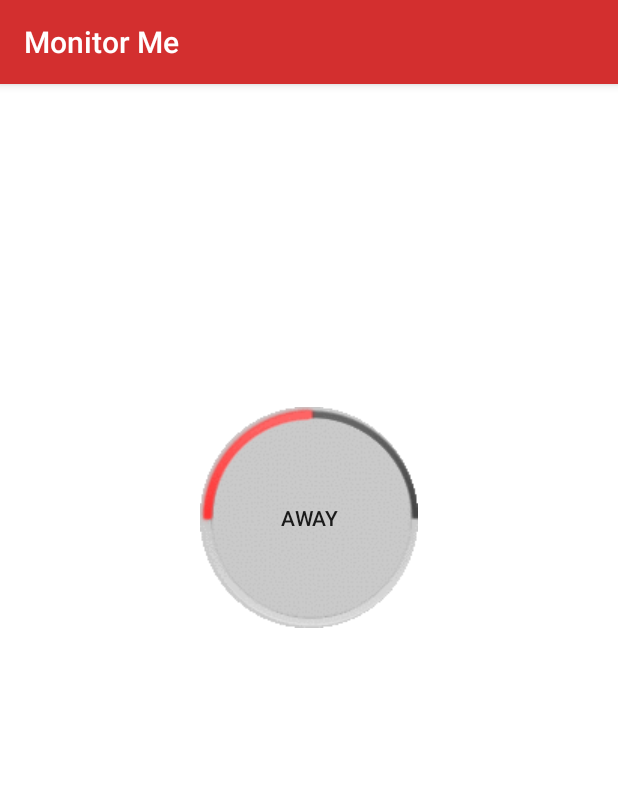
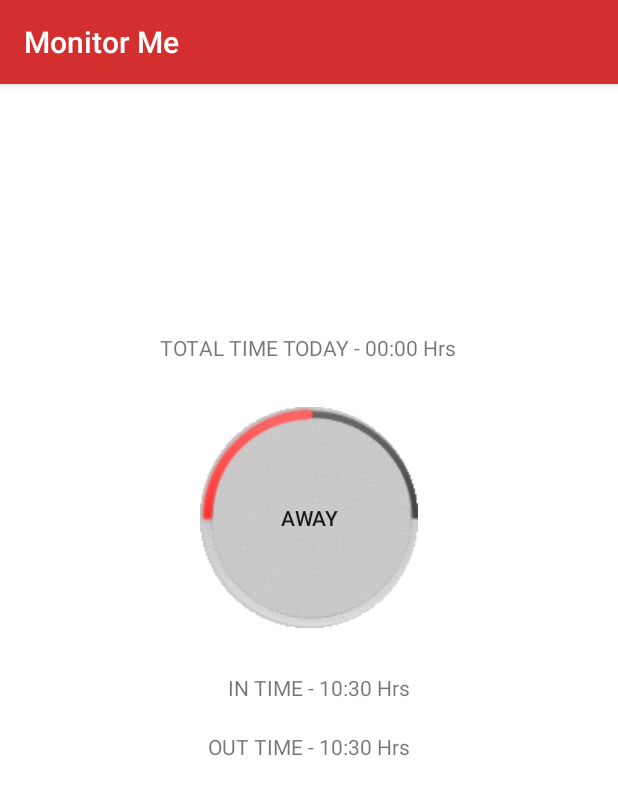
Before and after one commit to aishwarya-gupta/HelloOffice, an Android app: the screen it shows after launch (MainActivity), after a tap on "IN", on a phone screen of 412 x 824 dp. Shown: the top 795 px of the screen. Run offline under Robolectric (Android 15) with nearby library versions, the phone set to English and light mode, and no system bars; 1 other tap on this screen came first.

Commit message:
04/02/17 - displaying inTime, outTime and totalTime properly. Fetching every data from database

```diff
--- a/app/src/main/java/com/cartergupta/hellooffice/commons/CalculateVariousTimings.java
+++ b/app/src/main/java/com/cartergupta/hellooffice/commons/CalculateVariousTimings.java
@@ -1,4 +1,6 @@
 package com.cartergupta.hellooffice.commons;
+
+import android.util.Log;
 
 import java.text.SimpleDateFormat;
 import java.util.Date;
@@ -8,6 +10,7 @@ import java.util.Date;
  */
 
 public class CalculateVariousTimings {
+    CustomUtility utils = new CustomUtility();
     public int inHour;
     public int outHour;
     public int inMinute;
@@ -17,43 +20,47 @@ public class CalculateVariousTimings {
     public int totalMinuteDifference;
     public int totalHours;
     public int totalMinutes;
+    public String totalTime;
 
     public String timeNow() {
+        Log.i("CLASS : ", "CalculateVariousTimings");
+        Log.i("METHOD : ", "timeNow");
         SimpleDateFormat currentTime = new SimpleDateFormat("dd-MM-yyyy HH:mm");
         return currentTime.format(new Date());
     }
 
-    public void timeSplitter() {
-        // TODO : implement time splitter method for inTime and outTime
-        // use ArrayList<int> to store all the splitted values
-        // return ArrayList
-        // change return type to ArrayList<int>
+    public int[] timeSplitAndConvertToInt(String timeToSplit) {
+        Log.i("CLASS : ", "CalculateVariousTimings");
+        Log.i("METHOD : ", "timeSplitAndConvertToInt");
+        String[] splittedTime = timeToSplit.split(":");
+        int hourIntValue = Integer.parseInt(splittedTime[0]);
+        int minuteIntValue = Integer.parseInt(splittedTime[1]);
+        int[] timeIntValues = new int[2];
+        timeIntValues[0] = hourIntValue;
+        timeIntValues[1] = minuteIntValue;
+        return timeIntValues;
     }
 
-    public String totalTimetoday() {    // TODO : Accept 2 String parameteres : inTime & outTime
-        timeSplitter();
-        return "01:50";
-        // call timeSplitter() method and pass "inTime" and "outTime" as parameters
-        // receive an ArrayList<int> of splitted values
-        // assign each value to class variables
-        // calculate total time today operation
-        // convert integer values to String values
-        // combine all values
-        // return a String in the form "xx:yy"
-        // for single x or single y, prefix with "0"
-        /*if(inHr == outHr)
-        {
-            diffMin = outMin - inMin;	// 0 , 15
-            totalHr = 00;
+    public String totalTimetoday(String fetchedInTime, String fetchedOutTime) {
+        Log.i("CLASS : ", "CalculateVariousTimings");
+        Log.i("METHOD : ", "totalTimetoday");
+        int[] splittedInTime = timeSplitAndConvertToInt(fetchedInTime);
+        int[] splittedOutTime = timeSplitAndConvertToInt(fetchedOutTime);
+        inHour = splittedInTime[0];
+        inMinute = splittedInTime[1];
+        outHour = splittedOutTime[0];
+        outMinute = splittedOutTime[1];
+        if (inHour == outHour) {
+            differenceMinutes = outMinute - inMinute;
+            totalHours = 00;
+        } else {
+            differenceHours = outHour - inHour;
+            differenceMinutes = outMinute - inMinute;
+            totalMinuteDifference = (differenceHours * 60) + differenceMinutes;
+            totalHours = (totalMinuteDifference / 60);
+            totalMinutes = (totalMinuteDifference % 60);
         }
-        else	// inHr < outHr
-        {
-            diffHr 	= outHr  - inHr;
-            diffMin = outMin - inMin;
-            totalMinDiff = (diffHr*60) + diffMin;
-            totalHr = (totalMinDiff / 60);
-            totalMin = (totalMinDiff % 60);
-        }
-        totalTime = totalHr + totalMin;	// Total time worked today - xx:yy Hrs*/
+        totalTime = utils.prefixWithZero(totalHours) + ":" + utils.prefixWithZero(totalMinutes);
+        return totalTime;
     }
 }
--- /dev/null
+++ b/app/src/main/java/com/cartergupta/hellooffice/commons/CustomUtility.java
@@ -0,0 +1,16 @@
+package com.cartergupta.hellooffice.commons;
+
+/**
+ * Created by agupta on 04-Feb-17.
+ */
+
+public class CustomUtility {
+    public String prefixWithZero(int valueInt) {
+        String valueString  = Integer.toString(valueInt);
+        int length = valueString.length();
+        if(length == 1) {
+            valueString = "0" + valueString;
+        }
+        return valueString;
+    }
+}
--- a/app/src/main/java/com/cartergupta/hellooffice/controller/MainActivity.java
+++ b/app/src/main/java/com/cartergupta/hellooffice/controller/MainActivity.java
@@ -2,7 +2,9 @@ package com.cartergupta.hellooffice.controller;
 
 import android.support.v7.app.AppCompatActivity;
 import android.os.Bundle;
+import android.util.Log;
 import android.view.View;
+import android.widget.RelativeLayout;
 import android.widget.ToggleButton;
 
 import com.cartergupta.hellooffice.R;
@@ -13,16 +15,22 @@ public class MainActivity extends AppCompatActivity {
 
     MainHandler handler = new MainHandler(this);
     MonitorMeDatabaseHelper db;
+    RelativeLayout view;
 
     @Override
     protected void onCreate(Bundle savedInstanceState) {
+        Log.i("CLASS : ","MainActivity");
+        Log.i("METHOD : ","onCreate");
         super.onCreate(savedInstanceState);
         setContentView(R.layout.activity_main);
         db = new MonitorMeDatabaseHelper(this);
+        view = (RelativeLayout)findViewById(R.id.activity_main);
     }
 
-    public void toggleMain(View view) {
+    public void inOutToggleButtonMainActivity(View view) {
+        Log.i("CLASS : ","MainActivity");
+        Log.i("METHOD : ","inOutToggleButtonMainActivity");
         boolean in = ((ToggleButton) view).isChecked();
-        handler.mainToggleButton(in, view);
+        handler.inOutToggleButtonMainHandler(in,this.view);
     }
 }
--- a/app/src/main/java/com/cartergupta/hellooffice/database/MonitorMeDatabaseHelper.java
+++ b/app/src/main/java/com/cartergupta/hellooffice/database/MonitorMeDatabaseHelper.java
@@ -46,19 +46,19 @@ public class MonitorMeDatabaseHelper extends SQLiteOpenHelper {
     }
 
     public boolean inTimeInsertReport(String onDate, String inTime) {
+        Log.i("CLASS : ","MonitorMeDatabaseHelper");
+        Log.i("METHOD : ","inTimeInsertReport");
         SQLiteDatabase db = this.getWritableDatabase();
         ContentValues contentValues = new ContentValues();
         contentValues.put(FeedReaderContract.FeedEntry.ON_DATE, onDate);
         contentValues.put(FeedReaderContract.FeedEntry.IN_TIME, inTime);
         long inTimeInsertionResult = db.insert(FeedReaderContract.FeedEntry.TABLE_NAME, null, contentValues);
-        if (inTimeInsertionResult == -1) {
-            return false;
-        } else {
-            return true;
-        }
+        return inTimeInsertionResult != -1;
     }
 
     public boolean outTimeInsertReport(String onDate, String outTime) {
+        Log.i("CLASS : ","MonitorMeDatabaseHelper");
+        Log.i("METHOD : ","outTimeInsertReport");
         SQLiteDatabase db = this.getWritableDatabase();
         ContentValues contentValues = new ContentValues();
         contentValues.put(FeedReaderContract.FeedEntry.OUT_TIME, outTime);
@@ -77,7 +77,8 @@ public class MonitorMeDatabaseHelper extends SQLiteOpenHelper {
     }
 
     public boolean checkInTimeAvailable(String onDate) {
-        Log.i("Check 2","Reached here!");
+        Log.i("CLASS : ","MonitorMeDatabaseHelper");
+        Log.i("METHOD : ","checkInTimeAvailable");
         SQLiteDatabase db = this.getReadableDatabase();
         String selection = FeedReaderContract.FeedEntry.ON_DATE + " LIKE ?";
         String[] selectionArgs = {onDate};
@@ -90,15 +91,32 @@ public class MonitorMeDatabaseHelper extends SQLiteOpenHelper {
     }
 
     public String fetchInTime(String onDate) {
+        Log.i("CLASS : ","MonitorMeDatabaseHelper");
+        Log.i("METHOD : ","fetchInTime");
         SQLiteDatabase db = this.getReadableDatabase();
         String inTime = FeedReaderContract.FeedEntry.IN_TIME;
         Cursor dbData = db.rawQuery("SELECT " + inTime + " FROM " + FeedReaderContract.FeedEntry.TABLE_NAME + " WHERE " + FeedReaderContract.FeedEntry.ON_DATE + " = " + "\"" + onDate + "\"", null);
         String fetchedInTime = "";
         if (dbData.moveToFirst()) {
-            //do{
+//            do{
             fetchedInTime = dbData.getString(dbData.getColumnIndex("inTime"));
-            //}while(fetchedTime.moveToNext());
+//            }while(fetchedTime.moveToNext());
         }
         return fetchedInTime;
     }
+
+    public String fetchOutTime(String onDate) {
+        Log.i("CLASS : ","MonitorMeDatabaseHelper");
+        Log.i("METHOD : ","fetchOutTime");
+        SQLiteDatabase db = this.getReadableDatabase();
+        String outTime = FeedReaderContract.FeedEntry.OUT_TIME;
+        Cursor dbData = db.rawQuery("SELECT " + outTime + " FROM " + FeedReaderContract.FeedEntry.TABLE_NAME + " WHERE " + FeedReaderContract.FeedEntry.ON_DATE + " = " + "\"" + onDate + "\"", null);
+        String fetchedOutTime = "";
+        if (dbData.moveToFirst()) {
+//            do{
+            fetchedOutTime = dbData.getString(dbData.getColumnIndex("outTime"));
+//            }while(fetchedTime.moveToNext());
+        }
+        return fetchedOutTime;
+    }
 }
--- a/app/src/main/java/com/cartergupta/hellooffice/handler/MainHandler.java
+++ b/app/src/main/java/com/cartergupta/hellooffice/handler/MainHandler.java
@@ -9,9 +9,6 @@ import android.widget.Toast;
 import com.cartergupta.hellooffice.R;
 import com.cartergupta.hellooffice.commons.CalculateVariousTimings;
 import com.cartergupta.hellooffice.database.MonitorMeDatabaseHelper;
-
-import java.text.SimpleDateFormat;
-import java.util.Date;
 
 /**
  * Created by agupta on 31-Jan-17.
@@ -25,20 +22,19 @@ public class MainHandler {
         handlerContext = context;
     }
 
-    public void mainToggleButton(boolean in, View view) {
+    public void inOutToggleButtonMainHandler(boolean in, View view) {
+        Log.i("CLASS : ", "MainHandler");
+        Log.i("METHOD : ", "inOutToggleButtonMainHandler");
+        TextView displayInTime = (TextView) view.findViewById(R.id.displayInTime);
         CalculateVariousTimings timings = new CalculateVariousTimings();
         String formattedDateTime = timings.timeNow();
         String[] splittedDateTime = formattedDateTime.split(" ");
         String formattedDate = splittedDateTime[0];
         String formattedTime = splittedDateTime[1];
-
-        if (in) {   // Enters into Office
-            TextView displayInTime = (TextView) view.findViewById(R.id.displayInTime);
+        if (in) {
             String inTime = formattedTime;
             db = new MonitorMeDatabaseHelper(handlerContext);
-            Log.i("Check 0","Reached here!");
             boolean inTimeAvailableResult = db.checkInTimeAvailable(formattedDate);
-            Log.i("Check 1","Reached here!");
             if (!(inTimeAvailableResult)) { // insert inTime into database
                 boolean inTimeInsertionResult = db.inTimeInsertReport(formattedDate, inTime);
                 if (!(inTimeInsertionResult)) {
@@ -46,22 +42,26 @@ public class MainHandler {
                 }
             }
             String fetchedInTime = db.fetchInTime(formattedDate);
-            displayInTime.setText("    IN TIME - " + fetchedInTime + " Hrs");
-        } else {    // Exits from Office
+            if (fetchedInTime == null) {
+                Toast.makeText(handlerContext, "ERROR : Unable to connect to Database", Toast.LENGTH_LONG).show();
+            } else {
+                displayInTime.setText("    IN TIME - " + fetchedInTime + " Hrs");
+            }
+        } else {
             TextView displayOutTime = (TextView) view.findViewById(R.id.displayOutTime);
             TextView displayTotalTime = (TextView) view.findViewById(R.id.displayTotalTime);
             String outTime = formattedTime;
             boolean outTimeInsertionResult = db.outTimeInsertReport(formattedDate, outTime);
             if (outTimeInsertionResult) {
-                // TODO : fetch both "inTime" and "outTime" for "onDate" - 1st time only
-                // create 1 more column in table - "latestInTime"
-                // fetch both "latestInTime" and "outTime" for "onDate" - after 1st time
-                // timings.totalTimetoday(inTime/latestInTime,outTime);
-                // after 1st time, also add previous totalTime to newTotalTime
-                String totalTimeToday = timings.totalTimetoday();
-                // TODO : update totalTimeToday into database against "onDate"
-                displayOutTime.setText("OUT TIME - " + outTime + " Hrs");
-                displayTotalTime.setText("TOTAL TIME TODAY - " + totalTimeToday + " Hrs");
+                String fetchedInTime = db.fetchInTime(formattedDate);
+                String fetchedOutTime = db.fetchOutTime(formattedDate);
+                if ((fetchedInTime == null) || (fetchedOutTime == null)) {
+                    Toast.makeText(handlerContext, "ERROR : Unable to connect to Database", Toast.LENGTH_LONG).show();
+                } else {
+                    String totalTimeToday = timings.totalTimetoday(fetchedInTime, fetchedOutTime);
+                    displayOutTime.setText("OUT TIME - " + fetchedOutTime + " Hrs");
+                    displayTotalTime.setText("TOTAL TIME TODAY - " + totalTimeToday + " Hrs");
+                }
             } else {
                 Toast.makeText(handlerContext, "ERROR : Please restart application", Toast.LENGTH_LONG).show();
             }
--- a/app/src/main/res/layout/activity_main.xml
+++ b/app/src/main/res/layout/activity_main.xml
@@ -32,7 +32,7 @@
         android:layout_centerVertical="true"
         android:background="@drawable/toggle_selector"
         android:checked="false"
-        android:onClick="toggleMain"
+        android:onClick="inOutToggleButtonMainActivity"
         android:text=""
         android:textOff="@string/away"
         android:textOn="@string/in"
```
